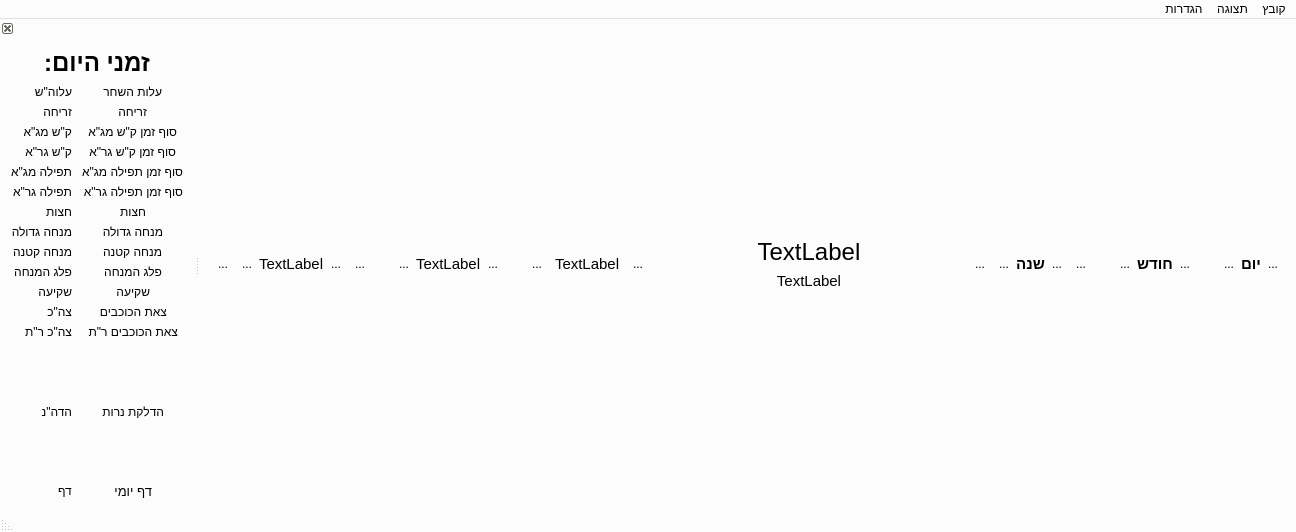
MosheWagner/luach, file mainwindow.ui: the form before one commit.
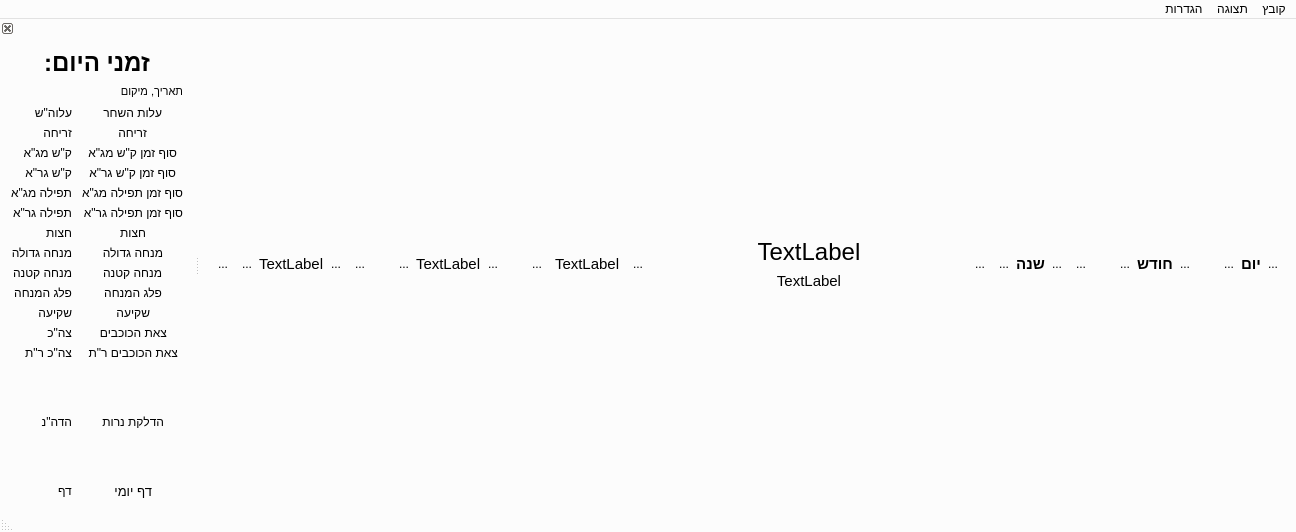
The form after the commit. Icons and pictures are not drawn.

Patch:
```diff
--- a/mainwindow.ui
+++ b/mainwindow.ui
@@ -1072,6 +1072,18 @@
        </property>
       </widget>
      </item>
+     <item>
+      <widget class="QLabel" name="dayandlocationlbl">
+       <property name="font">
+        <font>
+         <pointsize>8</pointsize>
+        </font>
+       </property>
+       <property name="text">
+        <string>תאריך, מיקום</string>
+       </property>
+      </widget>
+     </item>
      <item>
       <layout class="QFormLayout" name="formLayout_3">
        <property name="fieldGrowthPolicy">
```
Left out of the diff: 70 changed lines with no effect on the pictures.
